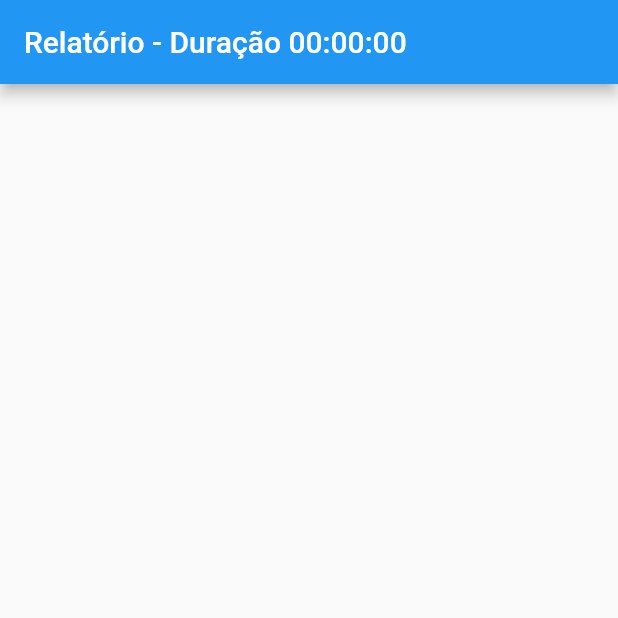
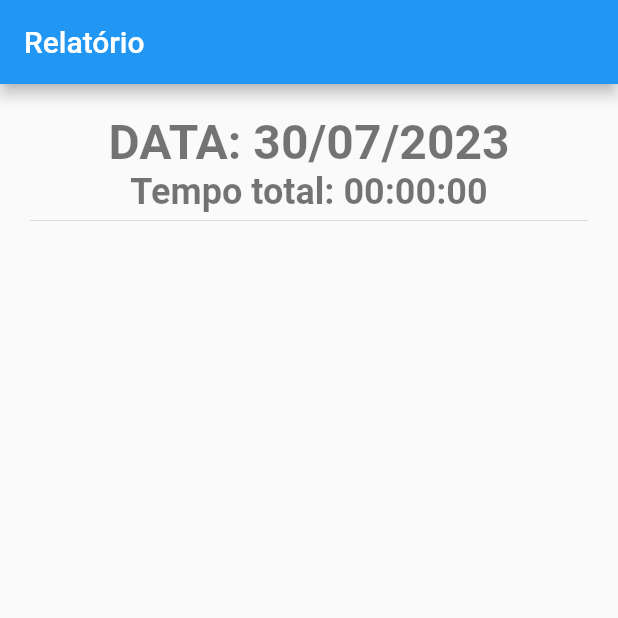
Before and after one commit to osmarmartins/app-ponto-remoto, a Flutter app: the RelatorioPage screen opened directly, on a phone screen of 412 x 824 dp, the top half of it. Run offline on Flutter 3.47's test engine with Material 2 defaults, Android fonts, the phone set to English and light mode, and no system bars; our stand-ins replace get, sqflite; accounts and stored records are empty.

Commit message:
Método para construção do ListTile das marcações de ponto

```diff
--- a/lib/src/views/relatorio_view.dart
+++ b/lib/src/views/relatorio_view.dart
@@ -1,5 +1,8 @@
 import 'package:flutter/material.dart';
 import 'package:get/get.dart';
+import 'package:ponto_remoto/src/components/subtitulo_widget.dart';
+import 'package:ponto_remoto/src/components/titulo_widget.dart';
+import 'package:ponto_remoto/src/models/ponto.dart';
 
 import '../controllers/relatorio_controller.dart';
 import '../controllers/usuario_controller.dart';
@@ -15,23 +18,40 @@ class RelatorioPage extends StatelessWidget {
   Widget build(BuildContext context) {
     var items = controller.pontos;
     var tempo = DateTimeHelper.formatarDuration(controller.tempoTotal());
+    var periodo = DateTime.now();
     return Scaffold(
       appBar: AppBar(
-        title: Text(
-          'Relatório - Duração $tempo',
+        title: const Text('Relatório'),
+      ),
+      body: Padding(
+        padding: const EdgeInsets.all(20.0),
+        child: Column(
+          children: [
+            TituloWidget(
+                texto: 'DATA: ${DateTimeHelper.formatarData(periodo)}'),
+            SubTituloWidget(texto: 'Tempo total: $tempo'),
+            const Divider(height: 10),
+            Expanded(
+              child: ListView.builder(
+                itemCount: items.length,
+                itemBuilder: (context, index) {
+                  final item = items[index];
+                  return tile(item);
+                },
+              ),
+            ),
+          ],
         ),
-      ),
-      body: ListView.builder(
-        itemCount: items.length,
-        itemBuilder: (context, index) {
-          final item = items[index];
-
-          return ListTile(
-            title: Text('${item.projeto} - ${item.atividade}'),
-            subtitle: Text(item.duracao()),
-          );
-        },
       ),
     );
   }
+
+  Widget tile(Ponto item) {
+    var inicio = DateTimeHelper.formatarHora(item.inicio);
+    var fim = DateTimeHelper.formatarHora(item.fim!);
+    return ListTile(
+      title: Text('${item.projeto} - ${item.atividade}'),
+      subtitle: Text('$inicio - $fim    Duração: ${item.duracao()}'),
+    );
+  }
 }
```
